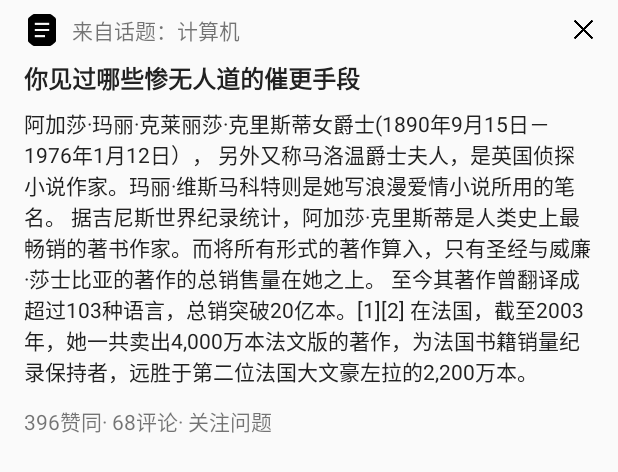
After one commit to Spike-ysc/ZhiHu, an Android app: the layout layout_list.xml on its own in the app's theme, with its tools: preview values and no code run, on a phone screen of 412 x 824 dp. The commit adds this screen. Shown: the top 472 px of the screen. Run offline under Robolectric (Android 15) with nearby library versions, the phone set to English and light mode, and no system bars.

Commit message:
页面下部菜单基本完成，但是点击切换事件只完成了第二个，设置第一个的时候出现错误。估计是本来就打开了第一个页面之后再打开出现冲突。第一个fragmet的list基本完成，没有设置每个list之间的间距，可能会用卡片来重新。下部菜单华东时候消失功能没有实现。可能是跟菜单没有取消有关。

```diff
--- a/app/build.gradle
+++ b/app/build.gradle
@@ -20,11 +20,14 @@ android {
 }
 
 dependencies {
-    compile fileTree(dir: 'libs', include: ['*.jar'])
+    compile fileTree(include: ['*.jar'], dir: 'libs')
     androidTestCompile('com.android.support.test.espresso:espresso-core:2.2.2', {
         exclude group: 'com.android.support', module: 'support-annotations'
     })
     compile 'com.android.support:appcompat-v7:25.3.0'
     compile 'com.android.support.constraint:constraint-layout:1.0.0-alpha7'
+    compile 'com.ashokvarma.android:bottom-navigation-bar:1.4.1'
+    compile 'com.android.support:support-v4:25.3.0'
     testCompile 'junit:junit:4.12'
+    compile 'de.hdodenhof:circleimageview:2.1.0'
 }
--- /dev/null
+++ b/app/src/main/res/layout/layout_list.xml
@@ -0,0 +1,83 @@
+<?xml version="1.0" encoding="utf-8"?>
+<LinearLayout xmlns:android="http://schemas.android.com/apk/res/android"
+    android:layout_width="match_parent"
+    android:layout_height="wrap_content"
+    android:orientation="vertical"
+    android:paddingLeft="16dp"
+    android:paddingRight="16dp"
+    android:paddingTop="8dp"
+    android:paddingBottom="8dp">
+    <LinearLayout
+        android:layout_width="match_parent"
+        android:layout_height="wrap_content">
+        <de.hdodenhof.circleimageview.CircleImageView
+            android:id="@+id/list_topic_image"
+            android:src="@drawable/item1"
+            android:layout_width="24dp"
+            android:layout_height="24dp"
+            android:layout_gravity="center_vertical"/>
+        <TextView
+            android:paddingLeft="8dp"
+            android:layout_gravity="center_vertical"
+            android:id="@+id/list_topic"
+            android:layout_width="0dp"
+            android:layout_height="wrap_content"
+            android:layout_weight="1"
+            android:text="来自话题：计算机"
+            android:textSize="14sp"/>
+        <ImageView
+            android:layout_width="14dp"
+            android:layout_height="14dp"
+            android:src="@drawable/toout"
+            android:layout_gravity="center_vertical"/>
+
+    </LinearLayout>
+    <LinearLayout
+        android:layout_width="match_parent"
+        android:layout_height="wrap_content"
+        android:orientation="vertical"
+        android:layout_marginTop="8dp"
+        android:layout_marginBottom="8dp"
+        android:gravity="center_vertical"
+        android:layout_gravity="center_vertical">
+        <TextView
+            android:id="@+id/list_question"
+            android:layout_width="wrap_content"
+            android:layout_height="wrap_content"
+            android:text="你见过哪些惨无人道的催更手段"
+            android:layout_marginBottom="2dp"
+            android:textStyle="bold"
+            android:textSize="16sp"
+            android:textColor="#212121"/>
+        <TextView
+            android:paddingTop="4dp"
+            android:paddingBottom="4dp"
+            android:id="@+id/list_answer"
+            android:layout_width="wrap_content"
+            android:layout_height="wrap_content"
+            android:layout_marginTop="2dp"
+            android:textSize="14sp"
+            android:textColor="#212121"
+            android:text="@string/ajiasha"/>
+
+    </LinearLayout>
+    <LinearLayout
+        android:layout_width="match_parent"
+        android:layout_height="wrap_content">
+        <TextView
+            android:id="@+id/list_agree"
+            android:layout_width="wrap_content"
+            android:layout_height="wrap_content"
+            android:text="396赞同· "/>
+        <TextView
+            android:id="@+id/list_comment"
+            android:layout_width="wrap_content"
+            android:layout_height="wrap_content"
+            android:text="68评论· "/>
+        <TextView
+            android:id="@+id/list_attention"
+            android:layout_width="wrap_content"
+            android:layout_height="wrap_content"
+            android:text="关注问题"/>
+    </LinearLayout>
+</LinearLayout>
--- a/app/src/main/res/values/strings.xml
+++ b/app/src/main/res/values/strings.xml
@@ -1,3 +1,11 @@
 <resources>
     <string name="app_name">ZhiHu</string>
+
+    <!-- TODO: Remove or change this placeholder text -->
+    <string name="hello_blank_fragment">Hello blank fragment</string>
+    <string name="ajiasha">阿加莎·玛丽·克莱丽莎·克里斯蒂女爵士(1890年9月15日－1976年1月12日），
+        另外又称马洛温爵士夫人，是英国侦探小说作家。玛丽·维斯马科特则是她写浪漫爱情小说所用的笔名。
+据吉尼斯世界纪录统计，阿加莎·克里斯蒂是人类史上最畅销的著书作家。而将所有形式的著作算入，只有圣经与威廉·莎士比亚的著作的总销售量在她之上。
+        至今其著作曾翻译成超过103种语言，总销突破20亿本。[1][2] 在法国，截至2003年，她一共卖出4,000万本法文版的著作，为法国书籍销量纪录保持者，远胜于第二位法国大文豪左拉的2,200万本。
+      </string>
 </resources>
```
Also changed, not shown: app/src/main/java/com/example/yan/zhihu/Item1Fragment.java (added, +85 -0 lines), app/src/main/java/com/example/yan/zhihu/Item2Fragment.java (added, +29 -0 lines), app/src/main/java/com/example/yan/zhihu/ListMessage.java (added, +46 -0 lines), app/src/main/java/com/example/yan/zhihu/MainActivity.java (+45 -1 lines), app/src/main/java/com/example/yan/zhihu/MessageAdapter.java (added, +48 -0 lines), app/src/main/res/layout/activity_main.xml (+17 -9 lines), app/src/main/res/layout/fragment_item1.xml (added, +13 -0 lines), app/src/main/res/layout/fragment_item2.xml (added, +14 -0 lines), app/src/main/res/values/colors.xml (+21 -0 lines), app/src/main/res/drawable/item1.png (added), app/src/main/res/drawable/item2.png (added), app/src/main/res/drawable/item3.png (added), app/src/main/res/drawable/item4.png (added), app/src/main/res/drawable/item5.png (added), 2 more files.
